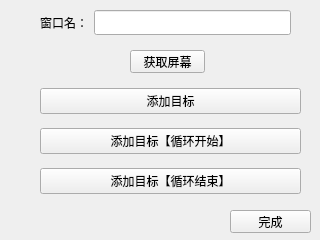
Qt form ui/create_new_file_2.ui (TH1RT3EN-LI/PySeer) before a commit.
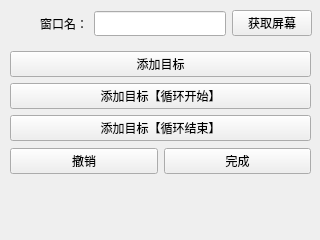
The same form after that commit.

```diff
--- a/ui/create_new_file_2.ui
+++ b/ui/create_new_file_2.ui
@@ -30,15 +30,17 @@
   <property name="windowTitle">
    <string>Form</string>
   </property>
-  <widget class="QWidget" name="layoutWidget">
+  <widget class="QWidget" name="">
    <property name="geometry">
     <rect>
-     <x>40</x>
-     <y>80</y>
-     <width>261</width>
-     <height>122</height>
+     <x>10</x>
+     <y>50</y>
+     <width>301</width>
+     <height>126</height>
     </rect>
    </property>
+   <layout class="QVBoxLayout" name="verticalLayout">
+    <item>
    <layout class="QHBoxLayout" name="horizontalLayout_3">
     <item>
      <layout class="QVBoxLayout" name="verticalLayout_4">
@@ -66,42 +68,38 @@
      </layout>
     </item>
    </layout>
-  </widget>
+    </item>
+    <item>
+     <layout class="QGridLayout" name="gridLayout">
+      <item row="0" column="0">
+       <widget class="QPushButton" name="pushButton_5">
+        <property name="text">
+         <string>撤销</string>
+        </property>
+       </widget>
+      </item>
+      <item row="0" column="1">
   <widget class="QPushButton" name="pushButton_4">
-   <property name="geometry">
-    <rect>
-     <x>230</x>
-     <y>210</y>
-     <width>81</width>
-     <height>23</height>
-    </rect>
-   </property>
    <property name="text">
     <string>完成</string>
    </property>
   </widget>
-  <widget class="QPushButton" name="pushButton">
-   <property name="geometry">
-    <rect>
-     <x>130</x>
-     <y>50</y>
-     <width>75</width>
-     <height>23</height>
-    </rect>
-   </property>
-   <property name="text">
-    <string>获取屏幕</string>
-   </property>
+      </item>
+     </layout>
+    </item>
+   </layout>
   </widget>
-  <widget class="QWidget" name="layoutWidget">
+  <widget class="QWidget" name="">
    <property name="geometry">
     <rect>
      <x>40</x>
      <y>10</y>
-     <width>251</width>
-     <height>25</height>
+     <width>272</width>
+     <height>27</height>
     </rect>
    </property>
+   <layout class="QHBoxLayout" name="horizontalLayout_2">
+    <item>
    <layout class="QHBoxLayout" name="horizontalLayout">
     <item>
      <widget class="QLabel" name="label">
@@ -114,6 +112,15 @@
      <widget class="QLineEdit" name="lineEdit"/>
     </item>
    </layout>
+    </item>
+    <item>
+     <widget class="QPushButton" name="pushButton">
+      <property name="text">
+       <string>获取屏幕</string>
+      </property>
+     </widget>
+    </item>
+   </layout>
   </widget>
  </widget>
  <resources/>
```
Left out of the diff: 24 changed lines with no effect on the pictures. Lines whose indentation alone changed are shown as unchanged.
